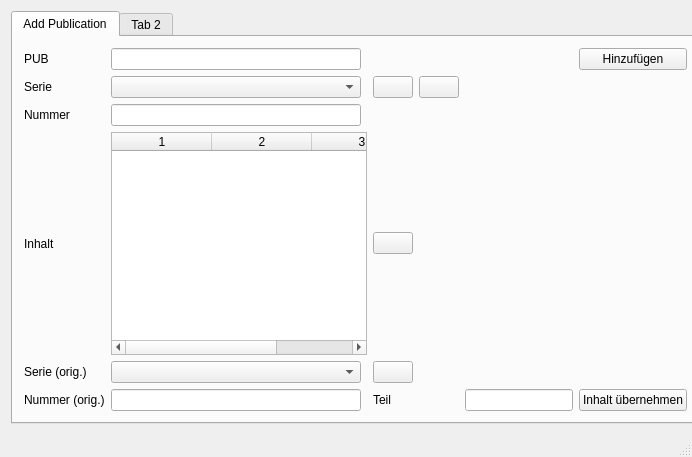
This is CDBEditor/mainwindow.ui in goegande/just-another-comicdb as Qt 5 draws it before an edit. The edited form follows.
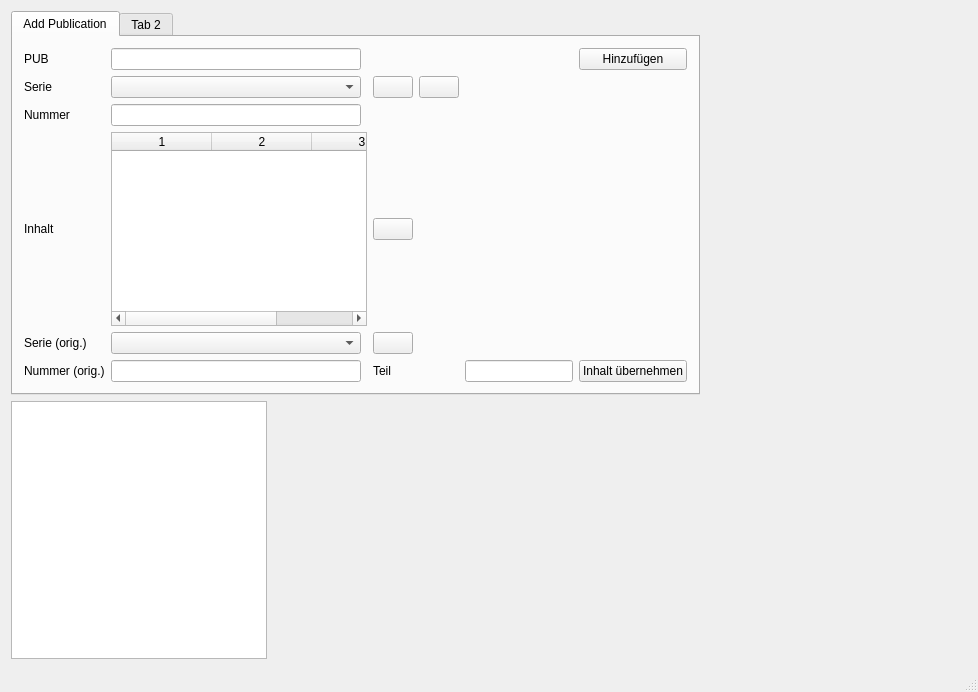
This is the edited form. Icons and pictures are not drawn.

The edit to the form file:
```diff
--- a/CDBEditor/mainwindow.ui
+++ b/CDBEditor/mainwindow.ui
@@ -6,8 +6,8 @@
    <rect>
     <x>0</x>
     <y>0</y>
-    <width>692</width>
-    <height>457</height>
+    <width>978</width>
+    <height>692</height>
    </rect>
   </property>
   <property name="windowTitle">
@@ -178,6 +178,9 @@
       </widget>
      </widget>
     </item>
+    <item row="2" column="0">
+     <widget class="QTableView" name="tableView"/>
+    </item>
    </layout>
   </widget>
   <widget class="QStatusBar" name="statusBar"/>
```
Left out of the diff: 128 changed lines with no effect on the pictures.
